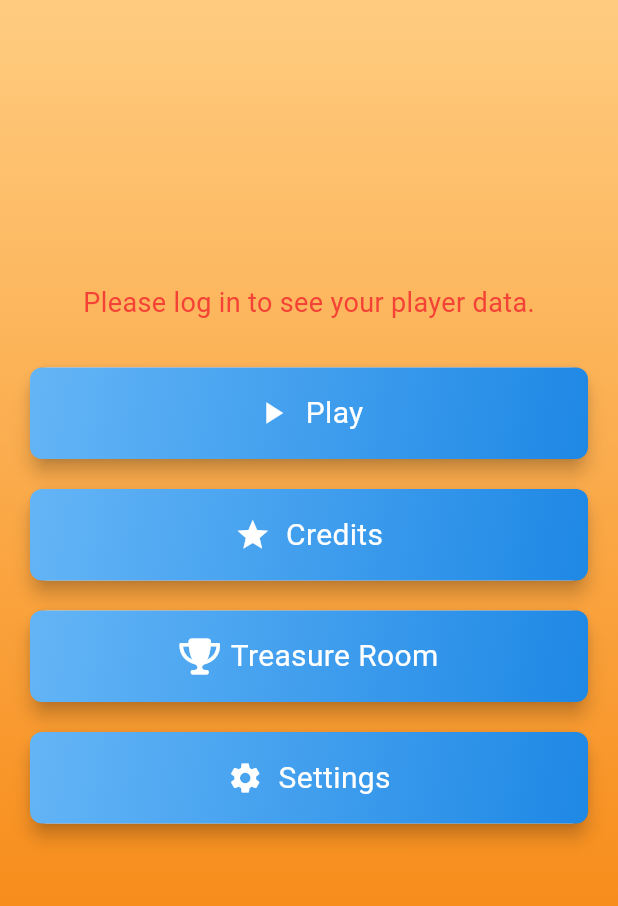
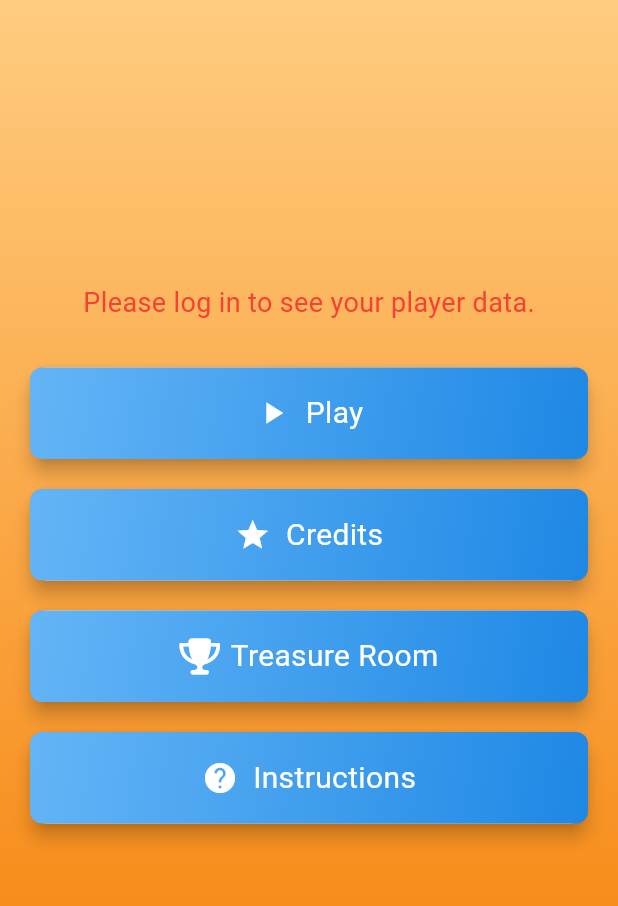
Before and after one commit to nk-glitch/digits_and_dunes, a Flutter app: the screen it shows after launch, on a phone screen of 412 x 824 dp, the part 84-990 px from its top. Run offline on Flutter 3.47's test engine with Material 3 defaults, Android fonts, the phone set to English and light mode, and no system bars; our stand-ins replace cloud_firestore, firebase_auth, firebase_core, font_awesome_flutter; missing offline and left inert: flutter_facebook_auth; accounts and stored records are empty.

Commit message:
final app before mock presentation

```diff
--- a/lib/main.dart
+++ b/lib/main.dart
@@ -10,13 +10,14 @@ import 'views/login_page.dart';
 import 'views/sign_up_page.dart';
 import 'views/credits_page.dart';
 import 'views/treasure_room_page.dart';
-import 'views/settings_page.dart';
+// import 'views/settings_page.dart';
 import 'views/level_map_screen.dart';
 import 'views/world1.dart';
 import 'views/world2.dart';
 import 'views/world3.dart';
 import 'views/world4.dart';
 import 'views/social_page.dart';
+import 'views/instructions_page.dart';
 
 import 'viewmodels/auth_viewmodel.dart';
 import 'viewmodels/question_viewmodel.dart';
@@ -61,7 +62,7 @@ class MyApp extends StatelessWidget {
           '/home': (context) => const HomePage(),
           '/credits': (context) => const CreditsPage(),
           '/treasure_room': (context) => const TreasureRoomPage(),
-          '/settings': (context) => const SettingsPage(),
+          // '/settings': (context) => const SettingsPage(),
           '/world_select': (context) => const WorldSelectionPage(),
           '/level_map': (context) => LevelMapScreen(),
           '/world1': (context) => World1Page(),
@@ -69,6 +70,7 @@ class MyApp extends StatelessWidget {
           '/world3': (context) => World3Page(),
           '/world4': (context) => World4Page(),
           '/social': (context) => const SocialPage(),
+          '/instructions': (context) => const InstructionsPage(),
         },
       ),
     );
--- a/lib/views/home_page.dart
+++ b/lib/views/home_page.dart
@@ -104,8 +104,11 @@ class _HomePageState extends State<HomePage> {
               _buildCardButton(context, 'Treasure Room', FontAwesomeIcons.trophy, () {
                 Navigator.pushNamed(context, '/treasure_room');
               }),
-              _buildCardButton(context, 'Settings', Icons.settings, () {
-                Navigator.pushNamed(context, '/settings');
+              // _buildCardButton(context, 'Settings', Icons.settings, () {
+              //   Navigator.pushNamed(context, '/settings');
+              // }),
+              _buildCardButton(context, 'Instructions', Icons.help, () {
+                Navigator.pushNamed(context, '/instructions');
               }),
               const SizedBox(height: 20),
               if (user != null)
```
Also changed, not shown: lib/views/instructions_page.dart (added, +51 -0 lines), lib/views/settings_page.dart (deleted, +0 -25 lines), pubspec.yaml (+7 -1 lines), pubspec.lock, 22 other files.
